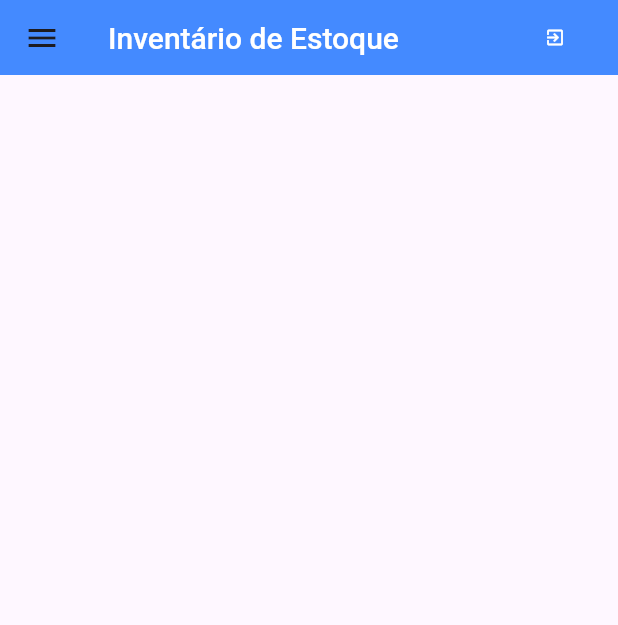
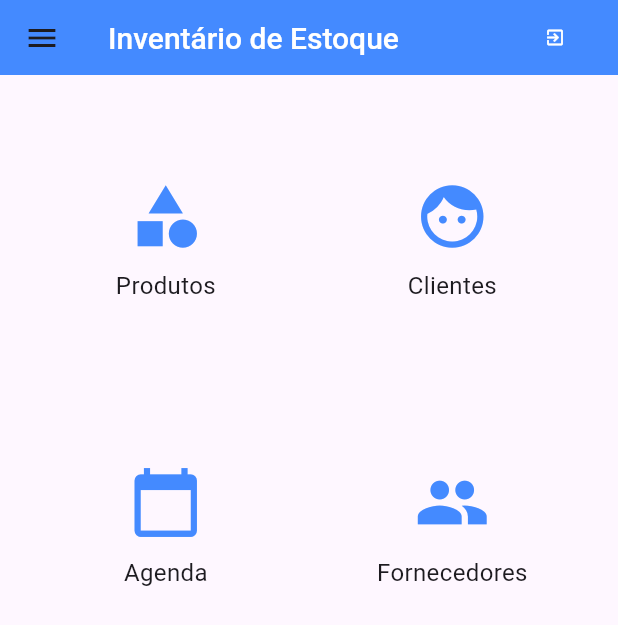
Before and after one commit to alextochy/fatec_rp_noite_pdm2024_app_avaliacao2_alexcolman_igor, a Flutter app: the PrincipalView screen opened by its route, on a phone screen of 412 x 824 dp. Shown: the top 625 px of the screen. Run offline on Flutter 3.47's test engine with Material 3 defaults, Android fonts, the light colour scheme and no system bars; our stand-ins replace cloud_firestore, device_preview, firebase_auth, firebase_core; accounts and stored records are empty.

Commit message:
tela produtos

```diff
--- a/lib/main.dart
+++ b/lib/main.dart
@@ -8,6 +8,7 @@ import 'firebase_options.dart';
 import 'view/cadastrar_view.dart';
 import 'view/login_view.dart';
 import 'view/principal_view.dart';
+import 'view/1produto_view.dart';
 
 Future<void> main() async {
   await Firebase.initializeApp(
@@ -34,6 +35,8 @@ class MainApp extends StatelessWidget {
         'login': (context) => LoginView(),
         'cadastrar': (context) => CadastrarView(),
         'principal': (context) => PrincipalView(),
+        'produto':(context) => CadastrarProdutoView(),
+
       },
     );
   }
--- a/lib/view/principal_view.dart
+++ b/lib/view/principal_view.dart
@@ -1,8 +1,10 @@
 // ignore_for_file: prefer_const_constructors, sized_box_for_whitespace, prefer_const_literals_to_create_immutables
 
 import 'package:flutter/material.dart';
-
 import '../controller/login_controller.dart';
+// import 'package:seu_app/telas/tela2.dart';
+// import 'package:seu_app/telas/tela3.dart';
+// import 'package:seu_app/telas/tela4.dart';
 
 class PrincipalView extends StatefulWidget {
   const PrincipalView({super.key});
@@ -22,11 +24,12 @@ class _PrincipalViewState extends State<PrincipalView> {
         title: Row(
           children: [
             Expanded(
-                child: Text('Inventário de Estoque',
-                    style: TextStyle(
-                        color: Colors.white,
-                        fontWeight: FontWeight.w500,
-                        fontSize: 20))),
+              child: Text('Inventário de Estoque',
+                  style: TextStyle(
+                      color: Colors.white,
+                      fontWeight: FontWeight.w500,
+                      fontSize: 20)),
+            ),
             FutureBuilder<String>(
               future: LoginController().usuarioLogado(),
               builder: (context, snapshot) {
@@ -106,9 +109,46 @@ class _PrincipalViewState extends State<PrincipalView> {
                 onTap: () {
                   LoginController().logout();
                   Navigator.pushReplacementNamed(context, 'login');
-                  ;
                 },
               ),
+            ),
+          ],
+        ),
+      ),
+      body: Padding(
+        padding: const EdgeInsets.all(20.0),
+        child: GridView.count(
+          crossAxisCount: 2,
+          crossAxisSpacing: 10.0,
+          mainAxisSpacing: 10.0,
+          children: [
+            IconButtonWidget(
+              icon: Icons.category,
+              label: 'Produtos',
+              onTap: () {
+                Navigator.pushNamed(context, 'produto');
+              },
+            ),
+            IconButtonWidget(
+              icon: Icons.face,
+              label: 'Clientes',
+              onTap: () {
+                Navigator.pushNamed(context, 'cliente');
+              },
+            ),
+            IconButtonWidget(
+              icon: Icons.calendar_today,
+              label: 'Agenda',
+              onTap: () {
+                Navigator.pushNamed(context, 'agenda');
+              },
+            ),
+            IconButtonWidget(
+              icon: Icons.group,
+              label: 'Fornecedores',
+              onTap: () {
+                Navigator.pushNamed(context, 'fornecedor');
+              },
             ),
           ],
         ),
@@ -116,3 +156,31 @@ class _PrincipalViewState extends State<PrincipalView> {
     );
   }
 }
+
+class IconButtonWidget extends StatelessWidget {
+  final IconData icon;
+  final String label;
+  final VoidCallback onTap;
+
+  const IconButtonWidget({
+    required this.icon,
+    required this.label,
+    required this.onTap,
+    Key? key,
+  }) : super(key: key);
+
+  @override
+  Widget build(BuildContext context) {
+    return InkWell(
+      onTap: onTap,
+      child: Column(
+        mainAxisAlignment: MainAxisAlignment.center,
+        children: [
+          Icon(icon, size: 50.0, color: Colors.blueAccent),
+          SizedBox(height: 10),
+          Text(label, style: TextStyle(fontSize: 16.0)),
+        ],
+      ),
+    );
+  }
+}
```
Also changed, not shown: lib/view/1produto_view.dart (added, +352 -0 lines), lib/view/2cliente.dart (added), lib/view/3agenda.dart (added), lib/view/4fornecedor.dart (added), lib/view/5editarprod_view.dart (added).
